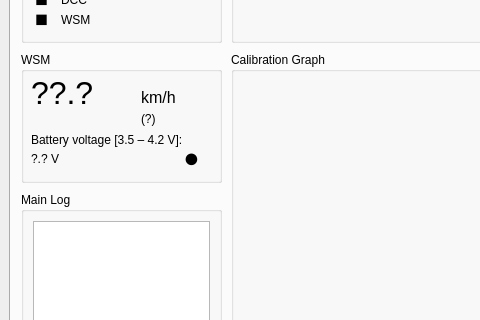
The window that main-window.ui (kmzbrnoI/automatic-calibration) describes before a commit, drawn with Qt 5; both pictures show x 0 to 480 and y 122 to 442 of the 955 by 668 pixel window.
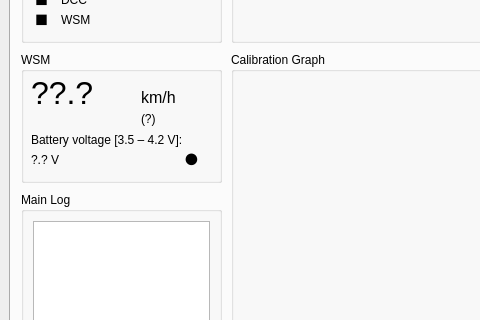
The same window after the commit.

Commit message: Ui: wsm connect & wsm disconnect & start button.

Patch:
```diff
--- a/main-window.ui
+++ b/main-window.ui
@@ -586,8 +586,8 @@
           <rect>
            <x>10</x>
            <y>100</y>
-           <width>59</width>
-           <height>14</height>
+           <width>141</width>
+           <height>16</height>
           </rect>
          </property>
          <property name="text">
```
The commit also changes 2 other files.
